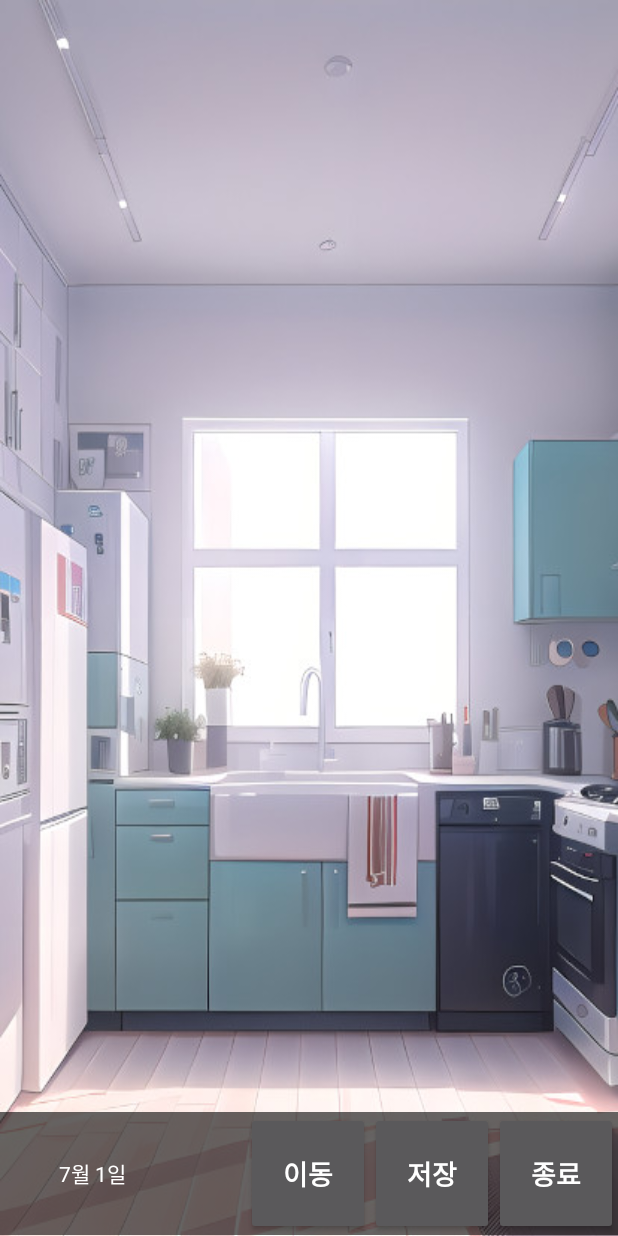
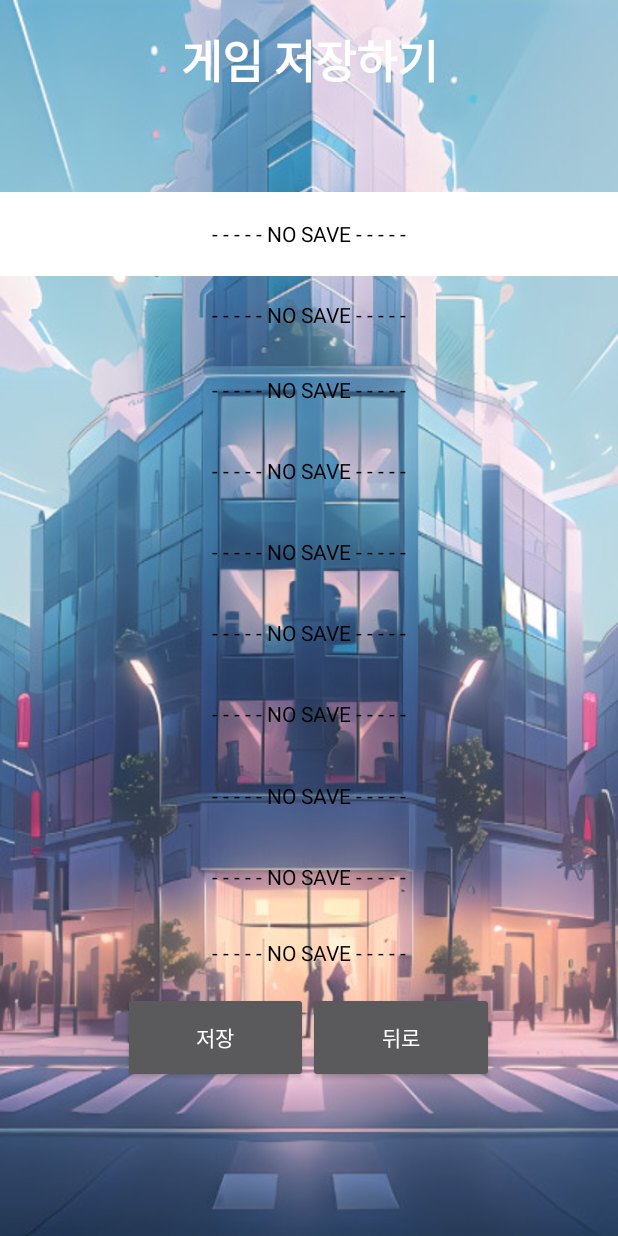
Before and after one commit to nashorn74/GenAIAndroidGameExam, an Android app: the GameMainActivity screen opened directly, with no data from a screen before it, after a tap on "저장", on a phone screen of 412 x 824 dp. Run offline under Robolectric (Android 15) with nearby library versions, the phone set to English and light mode, and no system bars.

Commit message:
added save/load game feature

```diff
--- a/app/src/main/java/com/omworldgame/genaiandroidgameexam/MainActivity.java
+++ b/app/src/main/java/com/omworldgame/genaiandroidgameexam/MainActivity.java
@@ -9,7 +9,6 @@ import android.content.SharedPreferences;
 import android.content.pm.ActivityInfo;
 import android.media.MediaPlayer;
 import android.media.SoundPool;
-import android.net.Uri;
 import android.os.Bundle;
 import android.preference.PreferenceManager;
 import android.view.View;
@@ -109,10 +108,10 @@ public class MainActivity extends AppCompatActivity {
     }
 
     public void onLoadGame(View view) {
-        /*Utility.playWaveFromDAT(R.raw.select);
+        Utility.playWaveFromDAT(R.raw.select);
 
         Intent intent = new Intent(MainActivity.this, LoadGameActivity.class);
-        startActivityForResult(intent, Constant.GM_LOAD);*/
+        startActivityForResult(intent, Constant.GM_LOAD);
     }
 
     public void onViewCG(View view) {
--- /dev/null
+++ b/app/src/main/java/com/omworldgame/genaiandroidgameexam/SaveGameActivity.java
@@ -0,0 +1,112 @@
+package com.omworldgame.genaiandroidgameexam;
+
+import android.content.Intent;
+import android.content.pm.ActivityInfo;
+import android.graphics.Color;
+import android.os.Bundle;
+import android.view.View;
+import android.view.WindowManager;
+import android.widget.TextView;
+
+import androidx.appcompat.app.AppCompatActivity;
+
+import com.omworldgame.genaiandroidgameexam.common.Utility;
+
+import java.util.ArrayList;
+
+public class SaveGameActivity extends AppCompatActivity {
+
+    ArrayList<String> fileList = null;
+    int selectedFile = 0;
+
+    @Override
+    protected void onCreate(Bundle savedInstanceState) {
+        super.onCreate(savedInstanceState);
+        setContentView(R.layout.activity_save_game);
+
+        try {
+            setRequestedOrientation(ActivityInfo.SCREEN_ORIENTATION_PORTRAIT);
+        } catch (IllegalStateException ignore) {
+            //nothing
+            //안드로이드 8.0에서 투명배경과 화면고정을 함께 사용하면 에러가 나는 경우에 대한 예외 사항
+        }
+
+        getWindow().addFlags(WindowManager.LayoutParams.FLAG_KEEP_SCREEN_ON);
+
+        displayFileList();
+    }
+
+    void displayFileList() {
+        fileList = Utility.getSaveFileList();
+
+        final int saveButtonResourceId[] = {
+                R.id.save_01, R.id.save_02,	R.id.save_03, R.id.save_04, R.id.save_05,
+                R.id.save_06, R.id.save_07,	R.id.save_08, R.id.save_09, R.id.save_10
+        };
+        for (int i = 0; i < saveButtonResourceId.length; i++) {
+            TextView filenameText = (TextView)findViewById(saveButtonResourceId[i]);
+            filenameText.setText(fileList.get(i));
+            filenameText.setTextColor(Color.BLACK);
+            if (selectedFile == i) {
+                filenameText.setBackgroundColor(Color.WHITE);
+            } else {
+                filenameText.setBackgroundColor(Color.TRANSPARENT);
+            }
+        }
+    }
+
+    public void onSave1(View view) {
+        selectedFile = 0;
+        displayFileList();
+    }
+    public void onSave2(View view) {
+        selectedFile = 1;
+        displayFileList();
+    }
+    public void onSave3(View view) {
+        selectedFile = 2;
+        displayFileList();
+    }
+    public void onSave4(View view) {
+        selectedFile = 3;
+        displayFileList();
+    }
+    public void onSave5(View view) {
+        selectedFile = 4;
+        displayFileList();
+    }
+    public void onSave6(View view) {
+        selectedFile = 5;
+        displayFileList();
+    }
+    public void onSave7(View view) {
+        selectedFile = 6;
+        displayFileList();
+    }
+    public void onSave8(View view) {
+        selectedFile = 7;
+        displayFileList();
+    }
+    public void onSave9(View view) {
+        selectedFile = 8;
+        displayFileList();
+    }
+    public void onSave10(View view) {
+        selectedFile = 9;
+        displayFileList();
+    }
+
+    public void onSave(View view) {
+        Utility.playWaveFromDAT(R.raw.select);
+
+        Intent intent = new Intent();
+        intent.putExtra("save_num", selectedFile);
+        setResult(RESULT_OK, intent);
+        finish();
+    }
+
+    public void onBack(View view) {
+        Utility.playWaveFromDAT(R.raw.cancel);
+        finish();
+    }
+}
--- a/app/src/main/java/com/omworldgame/genaiandroidgameexam/ViewCgActivity.java
+++ b/app/src/main/java/com/omworldgame/genaiandroidgameexam/ViewCgActivity.java
@@ -86,7 +86,8 @@ public class ViewCgActivity extends AppCompatActivity {
 
     void displayEventCG() {
         TextView countText = (TextView)findViewById(R.id.count);
-        countText.setText((viewCGNum+1)+"/"+Constant.EventData.getEventDataSize());
+        int total = Constant.EventData.END_POINT[char_num] - (Constant.EventData.START_POINT[char_num]+1);
+        countText.setText((viewCGNum-Constant.EventData.START_POINT[char_num])+"/"+total);
 
         ImageView bgImage = (ImageView)findViewById(R.id.event_cg);
         try {
--- a/app/src/main/java/com/omworldgame/genaiandroidgameexam/common/Constant.java
+++ b/app/src/main/java/com/omworldgame/genaiandroidgameexam/common/Constant.java
@@ -10,7 +10,6 @@ public class Constant {
     public static final String GAME_VERSION = "HeartbeatsIdol v1.0";
     public static final String DB_NAME = "heartbeats_idol.db";
 
-    public static final int GM_MAINMENU 		= 0;
     public static final int GM_INTRO			= 1;
     public static final int GM_ENDING			= 4;
     public static final int GM_PLAY				= 5;
--- /dev/null
+++ b/app/src/main/res/layout/activity_save_game.xml
@@ -0,0 +1,154 @@
+<?xml version="1.0" encoding="utf-8"?>
+<androidx.constraintlayout.widget.ConstraintLayout xmlns:android="http://schemas.android.com/apk/res/android"
+    xmlns:app="http://schemas.android.com/apk/res-auto"
+    xmlns:tools="http://schemas.android.com/tools"
+    android:id="@+id/main"
+    android:layout_width="match_parent"
+    android:layout_height="match_parent"
+    tools:context=".SaveGameActivity">
+    <LinearLayout
+        android:layout_width="match_parent"
+        android:layout_height="match_parent"
+        android:orientation="vertical"
+        android:background="@drawable/bg000"
+        android:weightSum="1">
+        <TextView
+            android:layout_width="match_parent"
+            android:layout_height="0dp"
+            android:layout_weight="0.1"
+            android:gravity="center"
+            android:textSize="30sp"
+            android:textStyle="bold"
+            android:textColor="@color/white"
+            android:text="@string/save_game"/>
+        <TextView
+            android:layout_width="match_parent"
+            android:layout_height="0dp"
+            android:layout_weight="0.06"/>
+        <TextView
+            android:id="@+id/save_01"
+            android:layout_width="match_parent"
+            android:layout_height="0dp"
+            android:layout_weight="0.07"
+            android:gravity="center"
+            android:layout_marginBottom="2dp"
+            android:textColor="#000000"
+            android:text="TEXT"
+            android:onClick="onSave1"/>
+        <TextView
+            android:id="@+id/save_02"
+            android:layout_width="match_parent"
+            android:layout_height="0dp"
+            android:layout_weight="0.06"
+            android:gravity="center"
+            android:layout_marginBottom="2dp"
+            android:textColor="#000000"
+            android:text="TEXT"
+            android:onClick="onSave2"/>
+        <TextView
+            android:id="@+id/save_03"
+            android:layout_width="match_parent"
+            android:layout_height="0dp"
+            android:layout_weight="0.06"
+            android:gravity="center"
+            android:layout_marginBottom="2dp"
+            android:textColor="#000000"
+            android:text="TEXT"
+            android:onClick="onSave3"/>
+        <TextView
+            android:id="@+id/save_04"
+            android:layout_width="match_parent"
+            android:layout_height="0dp"
+            android:layout_weight="0.07"
+            android:gravity="center"
+            android:layout_marginBottom="2dp"
+            android:textColor="#000000"
+            android:text="TEXT"
+            android:onClick="onSave4"/>
+        <TextView
+            android:id="@+id/save_05"
+            android:layout_width="match_parent"
+            android:layout_height="0dp"
+            android:layout_weight="0.06"
+            android:gravity="center"
+            android:layout_marginBottom="2dp"
+            android:textColor="#000000"
+            android:text="TEXT"
+            android:onClick="onSave5"/>
+        <TextView
+            android:id="@+id/save_06"
+            android:layout_width="match_parent"
+            android:layout_height="0dp"
+            android:layout_weight="0.07"
+            android:gravity="center"
+            android:layout_marginBottom="2dp"
+            android:textColor="#000000"
+            android:text="TEXT"
+            android:onClick="onSave6"/>
+        <TextView
+            android:id="@+id/save_07"
+            android:layout_width="match_parent"
+            android:layout_height="0dp"
+            android:layout_weight="0.06"
+            android:gravity="center"
+            android:layout_marginBottom="2dp"
+            android:textColor="#000000"
+            android:text="TEXT"
+            android:onClick="onSave7"/>
+        <TextView
+            android:id="@+id/save_08"
+            android:layout_width="match_parent"
+            android:layout_height="0dp"
+            android:layout_weight="0.07"
+            android:gravity="center"
+            android:layout_marginBottom="2dp"
+            android:textColor="#000000"
+            android:text="TEXT"
+            android:onClick="onSave8"/>
+        <TextView
+            android:id="@+id/save_09"
+            android:layout_width="match_parent"
+            android:layout_height="0dp"
+            android:layout_weight="0.06"
+            android:gravity="center"
+            android:layout_marginBottom="2dp"
+            android:textColor="#000000"
+            android:text="TEXT"
+            android:onClick="onSave9"/>
+        <TextView
+            android:id="@+id/save_10"
+            android:layout_width="match_parent"
+            android:layout_height="0dp"
+            android:layout_weight="0.06"
+            android:gravity="center"
+            android:layout_marginBottom="2dp"
+            android:textColor="#000000"
+            android:text="TEXT"
+            android:onClick="onSave10"/>
+        <LinearLayout
+            android:layout_width="match_parent"
+            android:layout_height="0dp"
+            android:layout_weight="0.075"
+            android:orientation="horizontal"
+            android:weightSum="1">
+            <TextView
+                android:layout_width="0dp"
+                android:layout_height="match_parent"
+                android:layout_weight="0.2"/>
+            <Button
+                android:id="@+id/save_button"
+                android:layout_width="0dp"
+                android:layout_height="match_parent"
+                android:layout_weight="0.3"
+                android:text="@string/save_button"
+                android:onClick="onSave"/>
+            <Button
+                android:id="@+id/back_button"
+                android:layout_width="0dp"
+                android:layout_height="match_parent"
+                android:layout_weight="0.3"
+                android:text="@string/back_button"
+                android:onClick="onBack"/>
+        </LinearLayout>
+    </LinearLayout>
+</androidx.constraintlayout.widget.ConstraintLayout>
--- a/app/src/main/res/values/strings.xml
+++ b/app/src/main/res/values/strings.xml
@@ -36,7 +36,17 @@
     <string name="complete_button">다음 날로</string>
     <string name="move_button">이동</string>
     <string name="save_button">저장</string>
+    <string name="load_button">불러오기</string>
     <string name="quit_button">종료</string>
     <string name="bgm">배경 음악</string>
     <string name="sound">효과음</string>
+
+    <string name="save_game">게임 저장하기</string>
+    <string name="empty_filename">- - - - - NO SAVE - - - - -</string>
+    <string name="saved_game_message">게임을 저장했습니다.</string>
+
+    <string name="quit_title">종료</string>
+    <string name="quit_yesno">게임을 종료하시겠습니까?</string>
+    <string name="yes">예</string>
+    <string name="no">아니오</string>
 </resources>
```
Also changed, not shown: app/src/main/AndroidManifest.xml (+8 -0 lines), app/src/main/java/com/omworldgame/genaiandroidgameexam/GameMainActivity.java (+8 -15 lines), app/src/main/java/com/omworldgame/genaiandroidgameexam/GameScriptActivity.java (+6 -6 lines), app/src/main/java/com/omworldgame/genaiandroidgameexam/LoadGameActivity.java (added, +113 -0 lines), app/src/main/java/com/omworldgame/genaiandroidgameexam/common/Utility.java (+1 -12 lines), app/src/main/res/layout/activity_load_game.xml (added, +154 -0 lines), app/src/main/assets/heartbeats_idol.db.
